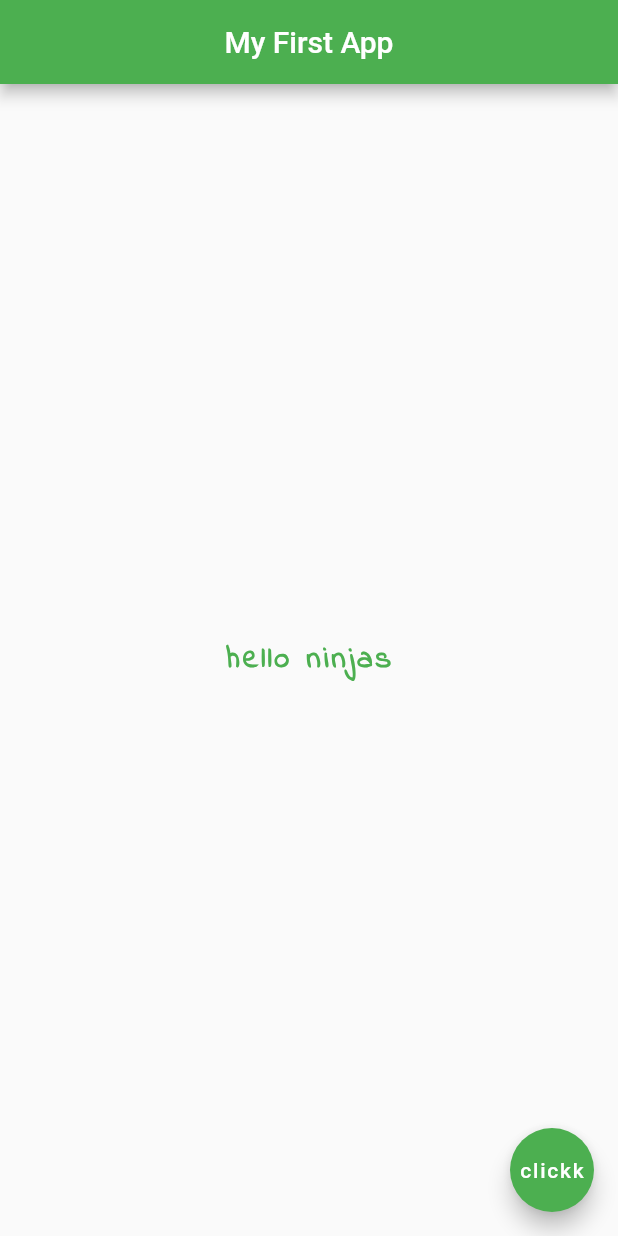
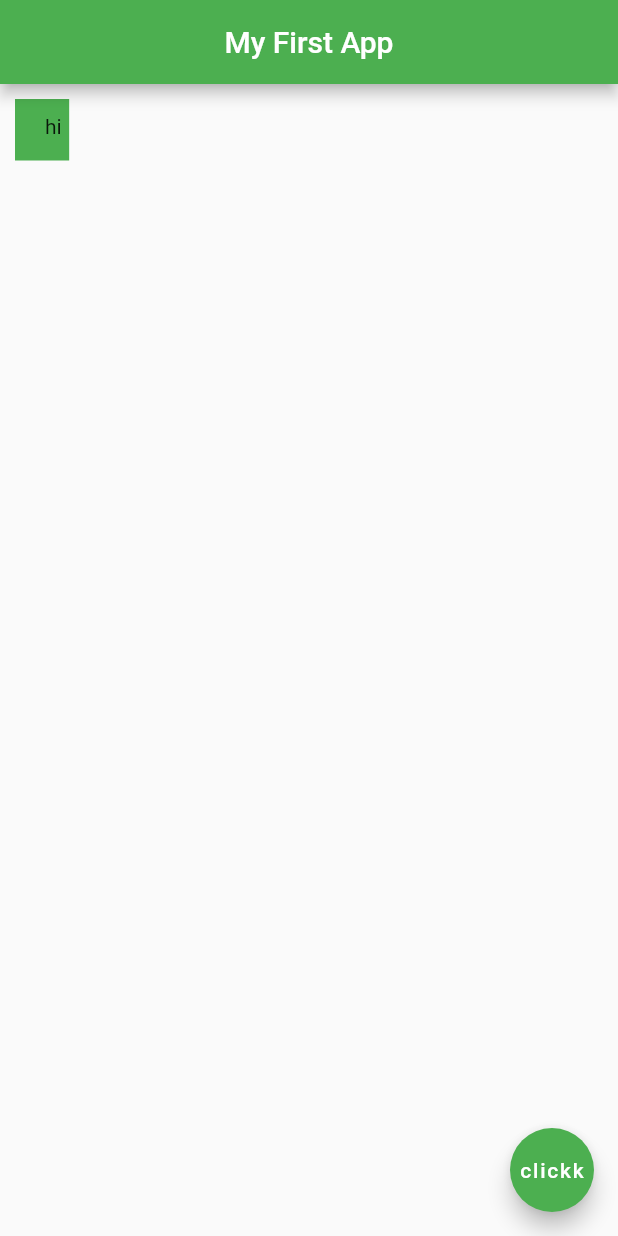
Before and after one commit to christynatalia/learn-flutter, a Flutter app: the screen it shows after launch, on a phone screen of 412 x 824 dp. Run offline on Flutter 3.47's test engine with Material 2 defaults, Android fonts, the light colour scheme and no system bars.

Commit message:
container

```diff
--- a/lib/main.dart
+++ b/lib/main.dart
@@ -15,18 +15,13 @@ class Home extends StatelessWidget {
         centerTitle: true,
         backgroundColor: Colors.green[500],
       ),
-      body: Center(
-        child: Text(
-          'hello ninjas',
-          style: TextStyle(
-            fontSize: 20.0,
-            fontWeight: FontWeight.bold,
-            letterSpacing: 2.0,
-            color: Colors.green[500],
-            fontFamily: 'IndieFlower',
-          ),
-        ),
-      ),
+      body: Container(
+        padding: EdgeInsets.fromLTRB(20, 10, 5, 15),
+        margin: EdgeInsets.all(10),
+        color: Colors.green[500],
+        child: Text('hi'),
+
+    ),
       floatingActionButton: FloatingActionButton(
         onPressed: (){},
         child: Text('clickk'),
--- a/pubspec.yaml
+++ b/pubspec.yaml
@@ -60,9 +60,8 @@ flutter:
   uses-material-design: true
 
   # To add assets to your application, add an assets section, like this:
-  # assets:
-  #   - images/a_dot_burr.jpeg
-  #   - images/a_dot_ham.jpeg
+  assets:
+     - assets/
 
   # An image asset can refer to one or more resolution-specific "variants", see
   # https://flutter.dev/assets-and-images/#resolution-aware
```
Also changed, not shown: assets/picture2.jpg (added), 1 other file.
